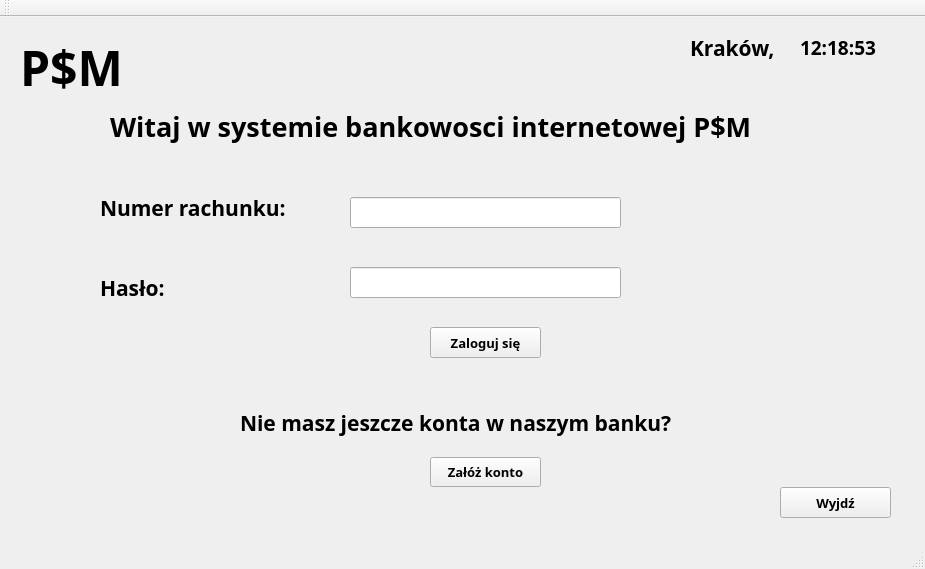
Qt form BankSoftware/BankSoftware/BankSoftware.ui (pSus365/BankSimulator) before a commit.
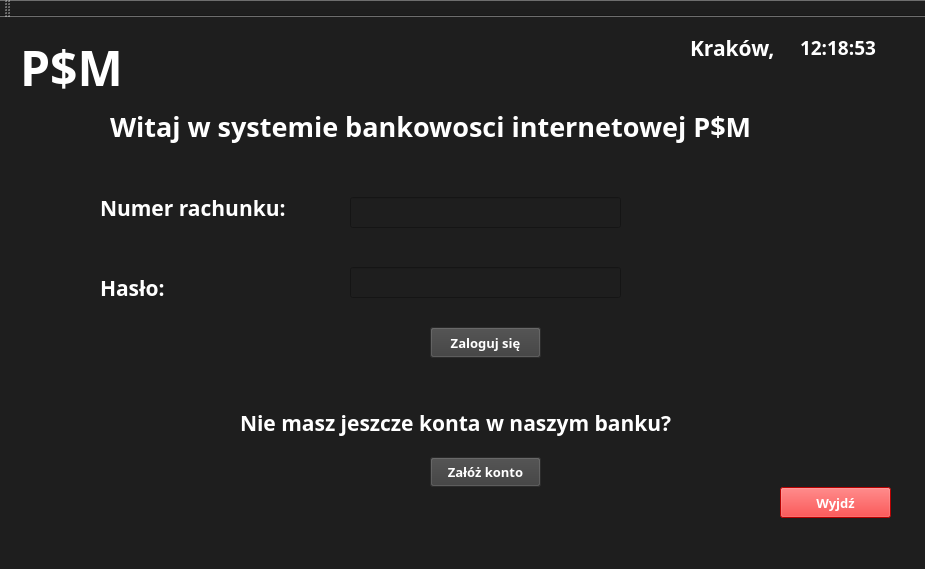
The same form after that commit.

Commit message: buttons-theme-colors

```diff
--- a/BankSoftware/BankSoftware/BankSoftware.ui
+++ b/BankSoftware/BankSoftware/BankSoftware.ui
@@ -13,6 +13,9 @@
   <property name="windowTitle">
    <string>BankSoftware</string>
   </property>
+  <property name="styleSheet">
+   <string notr="true">background-color: rgb(30, 30, 30);</string>
+  </property>
   <widget class="QWidget" name="centralWidget">
    <widget class="QLabel" name="label">
     <property name="geometry">
@@ -30,6 +33,9 @@
       <bold>true</bold>
      </font>
     </property>
+    <property name="styleSheet">
+     <string notr="true">color: rgb(255, 255, 255);</string>
+    </property>
     <property name="text">
      <string>Witaj w systemie bankowosci internetowej P$M</string>
     </property>
@@ -50,6 +56,9 @@
       <bold>true</bold>
      </font>
     </property>
+    <property name="styleSheet">
+     <string notr="true">color: rgb(255, 255, 255);</string>
+    </property>
     <property name="text">
      <string>Hasło: </string>
     </property>
@@ -70,6 +79,9 @@
       <bold>true</bold>
      </font>
     </property>
+    <property name="styleSheet">
+     <string notr="true">color: rgb(255, 255, 255);</string>
+    </property>
     <property name="text">
      <string>Numer rachunku:</string>
     </property>
@@ -93,6 +105,9 @@
     <property name="autoFillBackground">
      <bool>false</bool>
     </property>
+    <property name="styleSheet">
+     <string notr="true">color: rgb(255, 255, 255);</string>
+    </property>
    </widget>
    <widget class="QLineEdit" name="line_edit_password">
     <property name="geometry">
@@ -110,6 +125,9 @@
       <bold>true</bold>
      </font>
     </property>
+    <property name="styleSheet">
+     <string notr="true">color: rgb(255, 255, 255);</string>
+    </property>
     <property name="echoMode">
      <enum>QLineEdit::EchoMode::Password</enum>
     </property>
@@ -130,6 +148,10 @@
       <bold>true</bold>
      </font>
     </property>
+    <property name="styleSheet">
+     <string notr="true">color: rgb(255, 255, 255);
+background-color: rgb(60, 60, 60);</string>
+    </property>
     <property name="text">
      <string>Zaloguj się</string>
     </property>
@@ -150,6 +172,10 @@
       <bold>true</bold>
      </font>
     </property>
+    <property name="styleSheet">
+     <string notr="true">background-color: rgb(255, 0, 0);
+color: rgb(255, 255, 255);</string>
+    </property>
     <property name="text">
      <string>Wyjdź</string>
     </property>
@@ -170,6 +196,9 @@
       <bold>true</bold>
      </font>
     </property>
+    <property name="styleSheet">
+     <string notr="true">color: rgb(255, 255, 255);</string>
+    </property>
     <property name="text">
      <string>Nie masz jeszcze konta w naszym banku?</string>
     </property>
@@ -190,6 +219,10 @@
       <bold>true</bold>
      </font>
     </property>
+    <property name="styleSheet">
+     <string notr="true">color: rgb(255, 255, 255);
+background-color: rgb(60, 60, 60);</string>
+    </property>
     <property name="text">
      <string>Załóż konto</string>
     </property>
@@ -210,6 +243,9 @@
       <bold>true</bold>
      </font>
     </property>
+    <property name="styleSheet">
+     <string notr="true">color: rgb(255, 255, 255);</string>
+    </property>
     <property name="text">
      <string>12:18:53</string>
     </property>
@@ -230,6 +266,9 @@
       <bold>true</bold>
      </font>
     </property>
+    <property name="styleSheet">
+     <string notr="true">color: rgb(255, 255, 255);</string>
+    </property>
     <property name="text">
      <string>Kraków,</string>
     </property>
@@ -250,6 +289,9 @@
       <bold>true</bold>
      </font>
     </property>
+    <property name="styleSheet">
+     <string notr="true">color: rgb(255, 255, 255);</string>
+    </property>
     <property name="text">
      <string>P$M</string>
     </property>
```
The commit also changes 12 other files.
